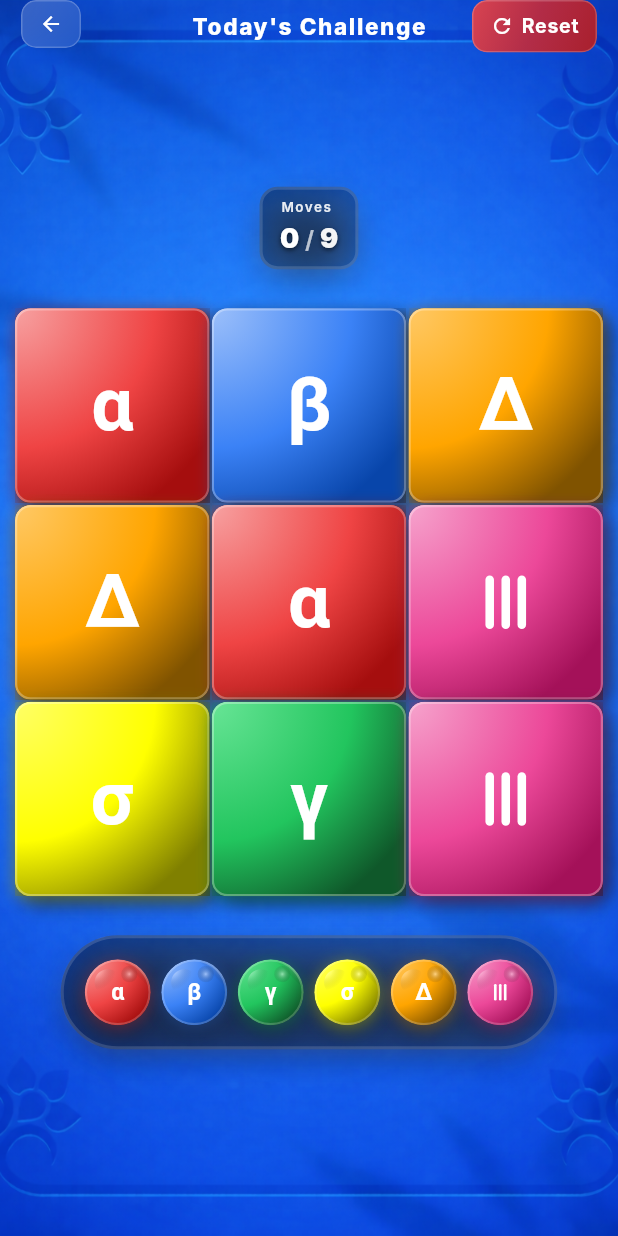
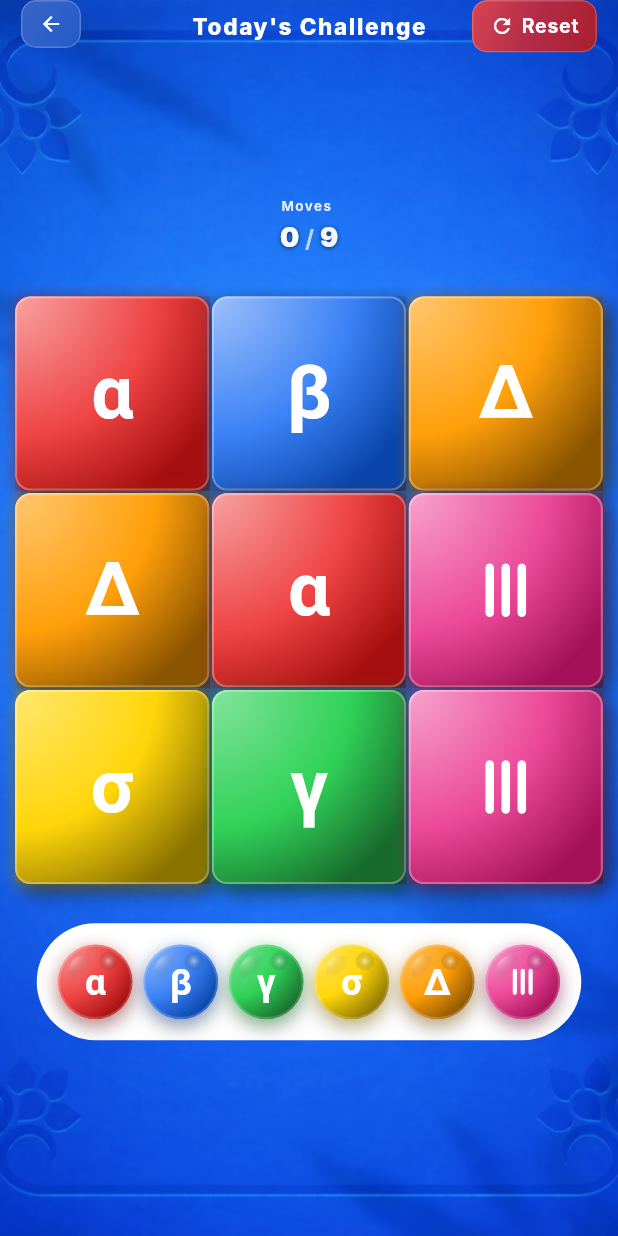
Before and after one commit to AgendeasSolution/color-flood, a Flutter app: the GamePage screen opened directly, on a phone screen of 412 x 824 dp. Run offline on Flutter 3.47's test engine with Material 3 defaults, Android fonts, the phone set to English and light mode, and no system bars; our stand-ins replace audioplayers, connectivity_plus, firebase_core, google_mobile_ads, package_info_plus, shared_preferences; missing offline and left inert: onesignal_flutter; accounts and stored records are empty; network calls fail; Roboto replaces fonts that are missing (Inter).

Commit message:
Refactor ColorButton and ColorPalette components for improved performance and aesthetics
- Removed unused animation logic from ColorButton to simplify the component.
- Updated ColorPalette to use a solid color background instead of a gradient, enhancing visual clarity.
- Adjusted MahjongIcon size in ColorButton for better alignment.
- Modified responsive button size calculations in ResponsiveUtils for improved adaptability across devices.

```diff
--- a/lib/components/color_button.dart
+++ b/lib/components/color_button.dart
@@ -20,25 +20,8 @@ class ColorButton extends StatefulWidget {
   State<ColorButton> createState() => _ColorButtonState();
 }
 
-class _ColorButtonState extends State<ColorButton>
-    with SingleTickerProviderStateMixin {
+class _ColorButtonState extends State<ColorButton> {
   bool _isPressed = false;
-  late AnimationController _shineController;
-
-  @override
-  void initState() {
-    super.initState();
-    _shineController = AnimationController(
-      vsync: this,
-      duration: const Duration(milliseconds: 2000),
-    )..repeat();
-  }
-
-  @override
-  void dispose() {
-    _shineController.dispose();
-    super.dispose();
-  }
 
   void _onTapDown(TapDownDetails details) {
     if (!widget.isDisabled) {
@@ -69,11 +52,7 @@ class _ColorButtonState extends State<ColorButton>
       onTapDown: _onTapDown,
       onTapUp: _onTapUp,
       onTapCancel: _onTapCancel,
-      child: AnimatedScale(
-        scale: _isPressed ? 0.95 : 1.0,
-        duration: GameConstants.colorButtonAnimationDuration,
-        curve: Curves.fastOutSlowIn,
-        child: Container(
+      child: Container(
           width: buttonSize,
           height: buttonSize,
           decoration: BoxDecoration(
@@ -159,36 +138,6 @@ class _ColorButtonState extends State<ColorButton>
                   ),
                 ),
 
-                // Animated shine effect (sweeping across)
-                AnimatedBuilder(
-                  animation: _shineController,
-                  builder: (context, child) {
-                    return Positioned(
-                      top: -buttonSize * 0.5,
-                      left: -buttonSize * 0.5 +
-                          (_shineController.value * buttonSize * 1.5),
-                      child: Transform.rotate(
-                        angle: -0.785, // -45 degrees
-                        child: Container(
-                          width: buttonSize * 0.3,
-                          height: buttonSize * 1.5,
-                          decoration: BoxDecoration(
-                            gradient: LinearGradient(
-                              begin: Alignment.centerLeft,
-                              end: Alignment.centerRight,
-                              colors: [
-                                Colors.transparent,
-                                Colors.white.withOpacity(0.4),
-                                Colors.transparent,
-                              ],
-                            ),
-                          ),
-                        ),
-                      ),
-                    );
-                  },
-                ),
-
                 // Subtle border
                 Container(
                   decoration: BoxDecoration(
@@ -204,7 +153,7 @@ class _ColorButtonState extends State<ColorButton>
                 Center(
                   child: MahjongIcon(
                     color: Colors.white,
-                    size: buttonSize * 0.5,
+                    size: buttonSize * 0.7,
                     iconType: MahjongIcon.getIconTypeForColor(baseColor),
                   ),
                 ),
@@ -212,7 +161,6 @@ class _ColorButtonState extends State<ColorButton>
             ),
           ),
         ),
-      ),
     );
   }
 
--- a/lib/components/color_palette.dart
+++ b/lib/components/color_palette.dart
@@ -44,33 +44,8 @@ class ColorPalette extends StatelessWidget {
             vertical: padding,
           ),
           decoration: BoxDecoration(
-            gradient: LinearGradient(
-              colors: [
-                Colors.black.withOpacity(0.4),
-                Colors.black.withOpacity(0.2),
-              ],
-              begin: Alignment.topLeft,
-              end: Alignment.bottomRight,
-            ),
+            color: Colors.white,
             borderRadius: BorderRadius.circular(60),
-            border: Border.all(
-              color: Colors.white.withOpacity(0.15),
-              width: 2,
-            ),
-            boxShadow: [
-              BoxShadow(
-                color: Colors.black.withOpacity(0.5),
-                blurRadius: 20,
-                spreadRadius: -5,
-                offset: const Offset(0, 8),
-              ),
-              BoxShadow(
-                color: Colors.white.withOpacity(0.1),
-                blurRadius: 10,
-                spreadRadius: -2,
-                offset: const Offset(0, 4),
-              ),
-            ],
           ),
           child: Wrap(
             alignment: WrapAlignment.center,
--- a/lib/components/mahjong_icon.dart
+++ b/lib/components/mahjong_icon.dart
@@ -49,15 +49,15 @@ class MahjongIcon extends StatelessWidget {
       return MahjongIconType.beta;
     }
     // Green - Gamma (γ)
-    else if (color.value == 0xFF22C55E) {
+    else if (color.value == 0xFF30D158) {
       return MahjongIconType.gamma;
     }
     // Yellow - Sigma (σ)
-    else if (color.value == 0xFFFFFF00) {
+    else if (color.value == 0xFFFFD60A) {
       return MahjongIconType.sigma;
     }
     // Orange - Triangle (Δ)
-    else if (color.value == 0xFFFFA500) {
+    else if (color.value == 0xFFFF9F0A) {
       return MahjongIconType.triangle;
     }
     // Pink - 3 Vertical Lines (|||)
--- a/lib/constants/game_constants.dart
+++ b/lib/constants/game_constants.dart
@@ -6,9 +6,9 @@ class GameConstants {
   static const List<Color> gameColors = [
     Color(0xFFEF4444), // red
     Color(0xFF3B82F6), // blue
-    Color(0xFF22C55E), // green
-    Color(0xFFFFFF00), // yellow
-    Color(0xFFFFA500), // orange
+    Color(0xFF30D158), // green
+    Color(0xFFFFD60A), // yellow
+    Color(0xFFFF9F0A), // orange
     Color(0xFFEC4899), // pink
   ];
 
--- a/lib/pages/game_page.dart
+++ b/lib/pages/game_page.dart
@@ -635,59 +635,12 @@ class _GamePageState extends State<GamePage> with TickerProviderStateMixin {
                       mainAxisAlignment: MainAxisAlignment.center,
                       children: [
                         // Moves Display with Extra Moves Button (Above Game Board)
-                        IntrinsicHeight(
-                          child: Row(
-                            mainAxisAlignment: MainAxisAlignment.center,
-                            crossAxisAlignment: CrossAxisAlignment.stretch,
-                            children: [
-                              // Moves Counter - Game-like design
-                              Container(
-                              padding: ResponsiveUtils.getResponsivePadding(
-                                context,
-                                smallPhone: const EdgeInsets.symmetric(horizontal: 10, vertical: 4),
-                                mediumPhone: const EdgeInsets.symmetric(horizontal: 12, vertical: 5),
-                                largePhone: const EdgeInsets.symmetric(horizontal: 14, vertical: 6),
-                                tablet: const EdgeInsets.symmetric(horizontal: 16, vertical: 8),
-                              ),
-                              constraints: BoxConstraints(
-                                minHeight: ResponsiveUtils.getResponsiveValue(
-                                  context: context,
-                                  smallPhone: 40.0,
-                                  mediumPhone: 44.0,
-                                  largePhone: 48.0,
-                                  tablet: 52.0,
-                                ),
-                              ),
-                              decoration: BoxDecoration(
-                                gradient: LinearGradient(
-                                  colors: [
-                                    Colors.black.withOpacity(0.4),
-                                    Colors.black.withOpacity(0.2),
-                                  ],
-                                  begin: Alignment.topLeft,
-                                  end: Alignment.bottomRight,
-                                ),
-                                borderRadius: BorderRadius.circular(12),
-                                border: Border.all(
-                                  color: Colors.white.withOpacity(0.15),
-                                  width: 2,
-                                ),
-                                boxShadow: [
-                                  BoxShadow(
-                                    color: Colors.black.withOpacity(0.5),
-                                    blurRadius: 20,
-                                    spreadRadius: -5,
-                                    offset: const Offset(0, 8),
-                                  ),
-                                  BoxShadow(
-                                    color: Colors.white.withOpacity(0.1),
-                                    blurRadius: 10,
-                                    spreadRadius: -2,
-                                    offset: const Offset(0, 4),
-                                  ),
-                                ],
-                              ),
-                              child: Column(
+                        Row(
+                          mainAxisAlignment: MainAxisAlignment.center,
+                          crossAxisAlignment: CrossAxisAlignment.center,
+                          children: [
+                            // Moves Counter - No container background
+                            Column(
                                 mainAxisSize: MainAxisSize.min,
                                 mainAxisAlignment: MainAxisAlignment.center,
                                 crossAxisAlignment: CrossAxisAlignment.start,
@@ -781,7 +734,6 @@ class _GamePageState extends State<GamePage> with TickerProviderStateMixin {
                                   ),
                                 ],
                               ),
-                            ),
 
                             // Extra Moves Button (appears when 2 moves remaining)
                             if (_shouldShowExtraMovesButton())
@@ -954,8 +906,7 @@ class _GamePageState extends State<GamePage> with TickerProviderStateMixin {
                                   ),
                                 ),
                               ),
-                            ],
-                          ),
+                          ],
                         ),
 
                         SizedBox(height: ResponsiveUtils.getResponsiveSpacing(
--- a/lib/utils/responsive_utils.dart
+++ b/lib/utils/responsive_utils.dart
@@ -129,11 +129,11 @@ class ResponsiveUtils {
   /// Get responsive button size
   static double getResponsiveButtonSize(BuildContext context) {
     final width = MediaQuery.of(context).size.width;
-    if (width < smallPhone) return 36;
-    if (width < mediumPhone) return 40;
-    if (width < largePhone) return 44;
-    if (width < smallTablet) return 48;
-    return 52;
+    if (width < smallPhone) return 42;
+    if (width < mediumPhone) return 46;
+    if (width < largePhone) return 50;
+    if (width < smallTablet) return 54;
+    return 58;
   }
 
   /// Get responsive logo font size
```
